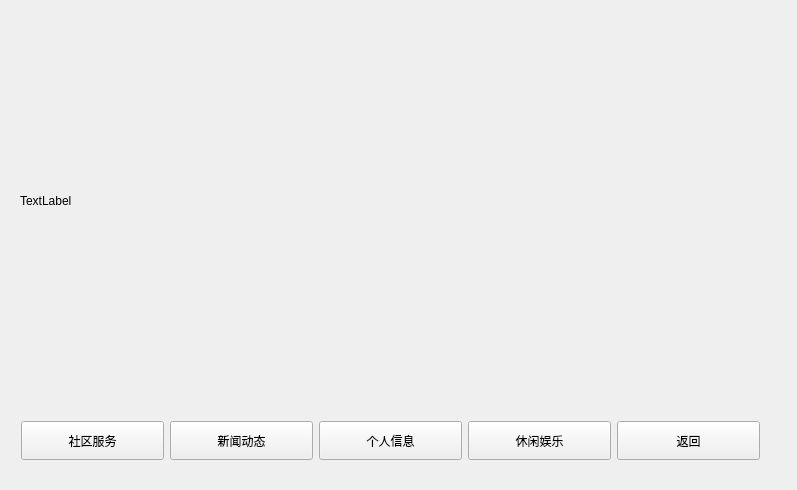
Old version of the form item/intelligent_community/intelligent_community.ui in the repository hewei-bit/QT-Learing.
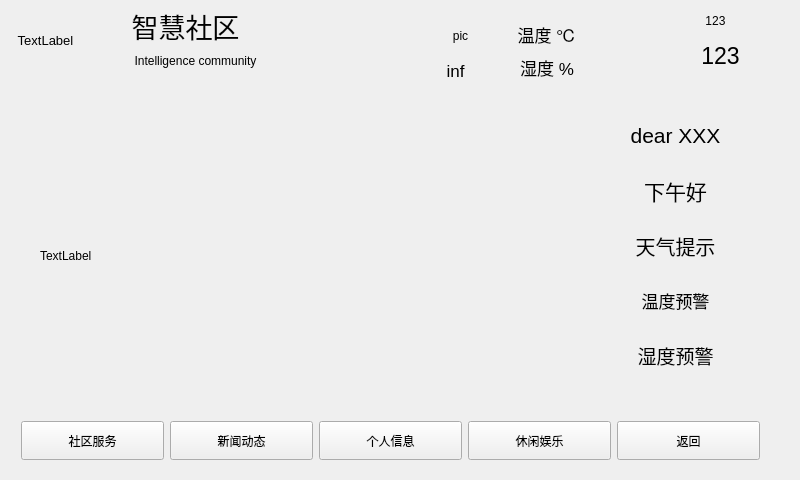
New version of the form.

Commit message: QT_终极之智慧社区

Patch:
```diff
--- a/item/intelligent_community/intelligent_community.ui
+++ b/item/intelligent_community/intelligent_community.ui
@@ -6,8 +6,8 @@
    <rect>
     <x>0</x>
     <y>0</y>
-    <width>797</width>
-    <height>490</height>
+    <width>800</width>
+    <height>480</height>
    </rect>
   </property>
   <property name="windowTitle">
@@ -94,10 +94,10 @@
    <widget class="QWidget" name="widget_2" native="true">
     <property name="geometry">
      <rect>
-      <x>540</x>
-      <y>20</y>
-      <width>241</width>
-      <height>361</height>
+      <x>320</x>
+      <y>0</y>
+      <width>352</width>
+      <height>88</height>
      </rect>
     </property>
     <property name="sizePolicy">
@@ -106,20 +106,364 @@
       <verstretch>0</verstretch>
      </sizepolicy>
     </property>
+    <property name="font">
+     <font>
+      <pointsize>9</pointsize>
+     </font>
+    </property>
+    <widget class="QLabel" name="info_pic_label">
+     <property name="geometry">
+      <rect>
+       <x>110</x>
+       <y>10</y>
+       <width>61</width>
+       <height>51</height>
+      </rect>
+     </property>
+     <property name="text">
+      <string>pic</string>
+     </property>
+     <property name="alignment">
+      <set>Qt::AlignCenter</set>
+     </property>
+    </widget>
+    <widget class="QWidget" name="widget_4" native="true">
+     <property name="geometry">
+      <rect>
+       <x>180</x>
+       <y>10</y>
+       <width>171</width>
+       <height>81</height>
+      </rect>
+     </property>
+     <property name="font">
+      <font>
+       <pointsize>14</pointsize>
+      </font>
+     </property>
+     <layout class="QGridLayout" name="gridLayout_5">
+      <item row="1" column="1">
+       <widget class="QLabel" name="humidity_label">
+        <property name="font">
+         <font>
+          <pointsize>13</pointsize>
+         </font>
+        </property>
+        <property name="text">
+         <string/>
+        </property>
+        <property name="alignment">
+         <set>Qt::AlignCenter</set>
+        </property>
+       </widget>
+      </item>
+      <item row="1" column="0">
+       <widget class="QLabel" name="label_9">
+        <property name="sizePolicy">
+         <sizepolicy hsizetype="Minimum" vsizetype="Minimum">
+          <horstretch>0</horstretch>
+          <verstretch>0</verstretch>
+         </sizepolicy>
+        </property>
+        <property name="font">
+         <font>
+          <pointsize>13</pointsize>
+         </font>
+        </property>
+        <property name="text">
+         <string>湿度 %</string>
+        </property>
+        <property name="alignment">
+         <set>Qt::AlignCenter</set>
+        </property>
+       </widget>
+      </item>
+      <item row="0" column="1">
+       <widget class="QLabel" name="temper_label">
+        <property name="font">
+         <font>
+          <pointsize>12</pointsize>
+         </font>
+        </property>
+        <property name="text">
+         <string/>
+        </property>
+        <property name="alignment">
+         <set>Qt::AlignCenter</set>
+        </property>
+       </widget>
+      </item>
+      <item row="0" column="0">
+       <widget class="QLabel" name="label_10">
+        <property name="sizePolicy">
+         <sizepolicy hsizetype="Minimum" vsizetype="Minimum">
+          <horstretch>0</horstretch>
+          <verstretch>0</verstretch>
+         </sizepolicy>
+        </property>
+        <property name="font">
+         <font>
+          <pointsize>13</pointsize>
+         </font>
+        </property>
+        <property name="text">
+         <string>温度 ℃</string>
+        </property>
+        <property name="alignment">
+         <set>Qt::AlignCenter</set>
+        </property>
+       </widget>
+      </item>
+     </layout>
+    </widget>
+    <widget class="QLabel" name="info_label">
+     <property name="geometry">
+      <rect>
+       <x>100</x>
+       <y>60</y>
+       <width>71</width>
+       <height>21</height>
+      </rect>
+     </property>
+     <property name="font">
+      <font>
+       <pointsize>13</pointsize>
+      </font>
+     </property>
+     <property name="text">
+      <string>inf</string>
+     </property>
+     <property name="alignment">
+      <set>Qt::AlignCenter</set>
+     </property>
+    </widget>
+    <widget class="QLabel" name="city_label">
+     <property name="geometry">
+      <rect>
+       <x>10</x>
+       <y>20</y>
+       <width>90</width>
+       <height>46</height>
+      </rect>
+     </property>
+     <property name="font">
+      <font>
+       <pointsize>17</pointsize>
+      </font>
+     </property>
+     <property name="text">
+      <string/>
+     </property>
+     <property name="alignment">
+      <set>Qt::AlignCenter</set>
+     </property>
+    </widget>
    </widget>
    <widget class="QLabel" name="label_17">
     <property name="geometry">
      <rect>
-      <x>20</x>
-      <y>20</y>
-      <width>501</width>
-      <height>361</height>
+      <x>40</x>
+      <y>120</y>
+      <width>491</width>
+      <height>271</height>
      </rect>
     </property>
     <property name="text">
      <string>TextLabel</string>
     </property>
    </widget>
+   <widget class="QLabel" name="label">
+    <property name="geometry">
+     <rect>
+      <x>0</x>
+      <y>0</y>
+      <width>91</width>
+      <height>81</height>
+     </rect>
+    </property>
+    <property name="font">
+     <font>
+      <pointsize>10</pointsize>
+     </font>
+    </property>
+    <property name="text">
+     <string>TextLabel</string>
+    </property>
+    <property name="alignment">
+     <set>Qt::AlignCenter</set>
+    </property>
+   </widget>
+   <widget class="QLabel" name="label_6">
+    <property name="geometry">
+     <rect>
+      <x>120</x>
+      <y>0</y>
+      <width>131</width>
+      <height>51</height>
+     </rect>
+    </property>
+    <property name="font">
+     <font>
+      <pointsize>20</pointsize>
+     </font>
+    </property>
+    <property name="text">
+     <string>智慧社区</string>
+    </property>
+    <property name="alignment">
+     <set>Qt::AlignCenter</set>
+    </property>
+   </widget>
+   <widget class="QLabel" name="label_7">
+    <property name="geometry">
+     <rect>
+      <x>90</x>
+      <y>40</y>
+      <width>211</width>
+      <height>41</height>
+     </rect>
+    </property>
+    <property name="font">
+     <font>
+      <pointsize>9</pointsize>
+     </font>
+    </property>
+    <property name="text">
+     <string>Intelligence community</string>
+    </property>
+    <property name="alignment">
+     <set>Qt::AlignCenter</set>
+    </property>
+   </widget>
+   <widget class="QLabel" name="date_label">
+    <property name="geometry">
+     <rect>
+      <x>650</x>
+      <y>0</y>
+      <width>131</width>
+      <height>41</height>
+     </rect>
+    </property>
+    <property name="text">
+     <string>123</string>
+    </property>
+    <property name="alignment">
+     <set>Qt::AlignCenter</set>
+    </property>
+   </widget>
+   <widget class="QLabel" name="time_label">
+    <property name="geometry">
+     <rect>
+      <x>650</x>
+      <y>30</y>
+      <width>141</width>
+      <height>51</height>
+     </rect>
+    </property>
+    <property name="font">
+     <font>
+      <pointsize>17</pointsize>
+     </font>
+    </property>
+    <property name="text">
+     <string>123</string>
+    </property>
+    <property name="alignment">
+     <set>Qt::AlignCenter</set>
+    </property>
+   </widget>
+   <widget class="QWidget" name="widget" native="true">
+    <property name="geometry">
+     <rect>
+      <x>560</x>
+      <y>100</y>
+      <width>231</width>
+      <height>291</height>
+     </rect>
+    </property>
+    <property name="font">
+     <font>
+      <pointsize>11</pointsize>
+     </font>
+    </property>
+    <layout class="QVBoxLayout" name="verticalLayout">
+     <item>
+      <widget class="QLabel" name="name_label">
+       <property name="font">
+        <font>
+         <pointsize>16</pointsize>
+        </font>
+       </property>
+       <property name="text">
+        <string>dear XXX</string>
+       </property>
+       <property name="alignment">
+        <set>Qt::AlignCenter</set>
+       </property>
+      </widget>
+     </item>
+     <item>
+      <widget class="QLabel" name="time_greetings_label">
+       <property name="font">
+        <font>
+         <pointsize>16</pointsize>
+        </font>
+       </property>
+       <property name="text">
+        <string>下午好</string>
+       </property>
+       <property name="alignment">
+        <set>Qt::AlignCenter</set>
+       </property>
+      </widget>
+     </item>
+     <item>
+      <widget class="QLabel" name="wearther_waring_label">
+       <property name="font">
+        <font>
+         <pointsize>15</pointsize>
+        </font>
+       </property>
+       <property name="text">
+        <string>天气提示</string>
+       </property>
+       <property name="alignment">
+        <set>Qt::AlignCenter</set>
+       </property>
+      </widget>
+     </item>
+     <item>
+      <widget class="QLabel" name="temper_warning_label">
+       <property name="font">
+        <font>
+         <pointsize>13</pointsize>
+        </font>
+       </property>
+       <property name="text">
+        <string>温度预警</string>
+       </property>
+       <property name="alignment">
+        <set>Qt::AlignCenter</set>
+       </property>
+      </widget>
+     </item>
+     <item>
+      <widget class="QLabel" name="humi_warining_label">
+       <property name="font">
+        <font>
+         <pointsize>14</pointsize>
+        </font>
+       </property>
+       <property name="text">
+        <string>湿度预警</string>
+       </property>
+       <property name="alignment">
+        <set>Qt::AlignCenter</set>
+       </property>
+      </widget>
+     </item>
+    </layout>
+   </widget>
   </widget>
  </widget>
  <layoutdefault spacing="6" margin="11"/>
```
The commit also changes 70 other files.
